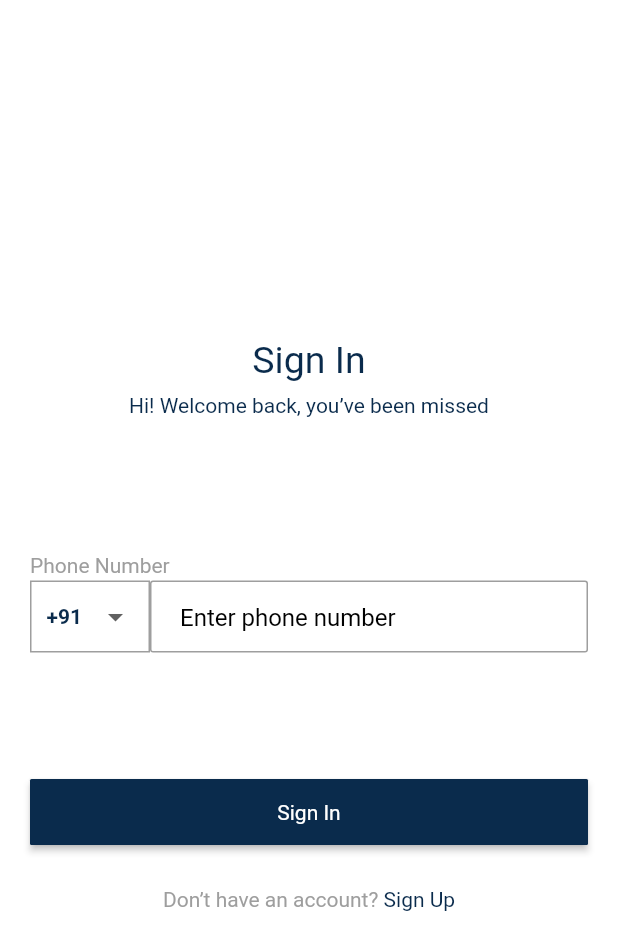
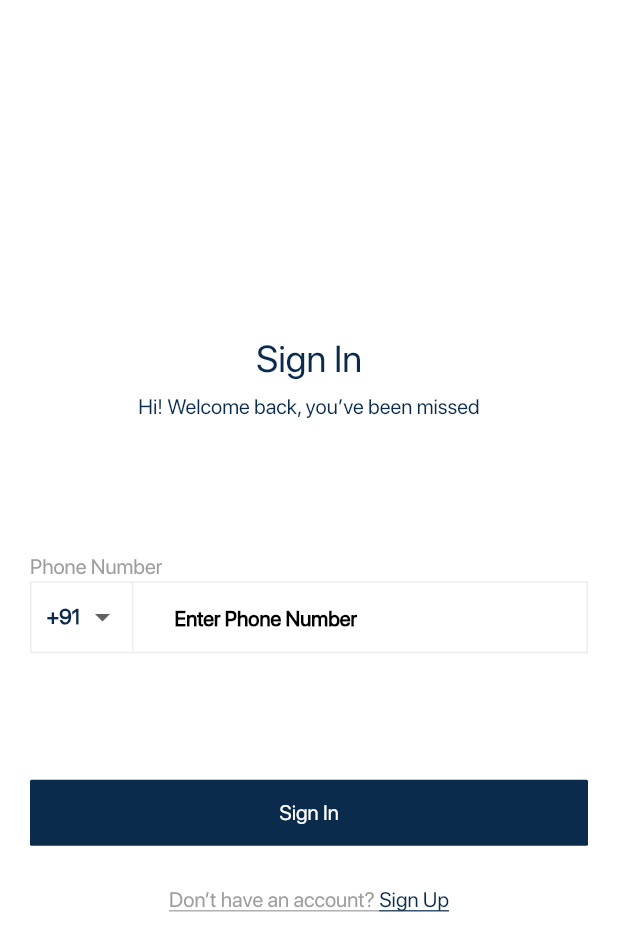
Before and after one commit to Rayarmohan/Taxi-Passinger-App, a Flutter app: the LoginScreen screen opened by its route, on a phone screen of 412 x 824 dp. Shown: the top 951 px of the screen. Run offline on Flutter 3.47's test engine with Material 3 defaults, Android fonts, the phone set to English and light mode, and no system bars; our stand-ins replace dotted_border, flutter_rating_bar, flutter_screenutil, flutter_svg, get.

Commit message:
ui-correction-bug-fix

```diff
--- a/lib/features/add_money/add_to_wallet.dart
+++ b/lib/features/add_money/add_to_wallet.dart
@@ -1,10 +1,9 @@
-import 'package:flutter/cupertino.dart';
 import 'package:flutter/material.dart';
-import 'package:flutter/widgets.dart';
+
 import 'package:flutter_screenutil/flutter_screenutil.dart';
 import 'package:taxi_passenger_app/features/add_money/enter_money_button.dart';
 import 'package:taxi_passenger_app/features/add_money/grid_view.dart';
-import 'package:taxi_passenger_app/features/add_money/money_button.dart';
+
 import 'package:taxi_passenger_app/utils/color/app_colors.dart';
 import 'package:taxi_passenger_app/widgets/custom_app_bar.dart';
 import 'package:taxi_passenger_app/widgets/custom_button.dart';
--- a/lib/features/login/login_screen.dart
+++ b/lib/features/login/login_screen.dart
@@ -1,6 +1,7 @@
 import 'package:flutter/material.dart';
 import 'package:flutter_screenutil/flutter_screenutil.dart';
 import 'package:get/get.dart';
+import 'package:taxi_passenger_app/features/login/widgets/country_code_field.dart';
 import 'package:taxi_passenger_app/utils/color/app_colors.dart';
 import 'package:taxi_passenger_app/utils/route/route_name.dart';
 import 'package:taxi_passenger_app/widgets/custom_button.dart';
@@ -45,41 +46,7 @@ class LoginScreen extends StatelessWidget {
                               .textTheme
                               .bodyMedium!
                               .copyWith(height: 1.7, color: AppColors.grey)),
-                      Row(
-                        children: [
-                          Obx(
-                            () => Container(
-                              height: 48,
-                              width: 80,
-                              padding: const EdgeInsets.all(10),
-                              decoration: BoxDecoration(
-                                  border: Border.all(
-                                      width: 1, color: AppColors.grey)),
-                              child: DropdownButtonHideUnderline(
-                                child: DropdownButton<String>(
-                                  value: controller.dropdownValue.value,
-                                  onChanged: (String? newValue) {
-                                    controller.setDropdownValue(newValue!);
-                                  },
-                                  items: <String>['+91', '+1', '+44']
-                                      .map((String value) {
-                                    return DropdownMenuItem<String>(
-                                      alignment: AlignmentDirectional.centerEnd,
-                                      value: value,
-                                      child: Text(value),
-                                    );
-                                  }).toList(),
-                                ),
-                              ),
-                            ),
-                          ),
-                          Expanded(
-                              child: CustomTextFieldInt(
-                            controller: controller.phoneController,
-                            hint: 'Enter phone number',
-                          )),
-                        ],
-                      ),
+                      const PhoneNumberField()
                     ],
                   ),
                   SizedBox(
@@ -103,11 +70,17 @@ class LoginScreen extends StatelessWidget {
                           style: Theme.of(context)
                               .textTheme
                               .bodyMedium!
-                              .copyWith(height: 1.7, color: AppColors.grey)),
+                              .copyWith(
+                                  decoration: TextDecoration.underline,
+                                  height: 1.7,
+                                  color: AppColors.grey)),
                       TextSpan(
                         text: "Sign Up",
                         style: Theme.of(context).textTheme.bodyMedium!.copyWith(
-                            height: 1.7, color: AppColors.primeryColor),
+                            decorationColor: AppColors.primeryColor,
+                            decoration: TextDecoration.underline,
+                            height: 1.7,
+                            color: AppColors.primeryColor),
                       ),
                     ])),
                   )
--- /dev/null
+++ b/lib/features/login/widgets/country_code_field.dart
@@ -0,0 +1,63 @@
+import 'package:flutter/material.dart';
+
+import 'package:get/get.dart';
+import 'package:taxi_passenger_app/features/login/login_controller.dart';
+import 'package:taxi_passenger_app/utils/color/app_colors.dart';
+
+class PhoneNumberField extends StatelessWidget {
+  const PhoneNumberField({
+    super.key,
+  });
+
+  @override
+  Widget build(BuildContext context) {
+    final LoginController controller = Get.find();
+    return Container(
+      height: 48,
+      decoration: BoxDecoration(
+        border: Border.all(color: AppColors.lightGrey),
+      ),
+      child: Row(
+        children: <Widget>[
+          Obx(
+            () => Padding(
+              padding: const EdgeInsets.fromLTRB(10, 10, 0, 10),
+              child: DropdownButtonHideUnderline(
+                child: DropdownButton<String>(
+                  value: controller.dropdownValue.value,
+                  onChanged: (String? newValue) {
+                    controller.setDropdownValue(newValue!);
+                  },
+                  items: <String>['+91', '+1', '+44'].map((String value) {
+                    return DropdownMenuItem<String>(
+                      value: value,
+                      child: Text(value),
+                    );
+                  }).toList(),
+                ),
+              ),
+            ),
+          ),
+          const VerticalDivider(
+            color: AppColors.lightGrey,
+            thickness: 1,
+          ),
+          Expanded(
+            child: TextField(
+              controller: controller.phoneController,
+              decoration: const InputDecoration(
+                  border: InputBorder.none,
+                  enabledBorder: InputBorder
+                      .none, // Ensures no border when enabled and not focused
+                  focusedBorder: InputBorder.none,
+                  disabledBorder: InputBorder.none,
+                  hintText: 'Enter Phone Number',
+                  hintStyle: TextStyle(color: AppColors.black)),
+              keyboardType: TextInputType.phone,
+            ),
+          ),
+        ],
+      ),
+    );
+  }
+}
--- a/lib/features/on_board/widgets/middle_screen.dart
+++ b/lib/features/on_board/widgets/middle_screen.dart
@@ -45,7 +45,7 @@ class MiddleScreen extends StatelessWidget {
                 boxFit: BoxFit.fitWidth,
               ),
               Text(
-                "Your ride, Your Rules",
+                "Your Ride, Your Rules",
                 style: Theme.of(context).textTheme.headlineMedium,
               )
             ],
--- a/lib/utils/color/app_colors.dart
+++ b/lib/utils/color/app_colors.dart
@@ -8,4 +8,5 @@ class AppColors {
   static const Color white = Color(0xffffffff);
   static const Color grey = Colors.grey;
   static const Color kGreen = Color(0xff0DC820);
+  static const Color lightGrey = Color(0xffEDEDED);
 }
--- a/lib/widgets/custom_button.dart
+++ b/lib/widgets/custom_button.dart
@@ -21,6 +21,7 @@ class CustomButton extends StatelessWidget {
   @override
   Widget build(BuildContext context) {
     return MaterialButton(
+      elevation: 0,
       onPressed: onPressed,
       minWidth: width ?? 1.sw,
       height: height ?? 50,
--- a/lib/widgets/custom_text_field.dart
+++ b/lib/widgets/custom_text_field.dart
@@ -1,4 +1,5 @@
 import 'package:flutter/material.dart';
+import 'package:taxi_passenger_app/utils/color/app_colors.dart';
 
 // ignore: must_be_immutable
 class CustomTextField extends StatelessWidget {
@@ -76,7 +77,7 @@ class CustomTextField extends StatelessWidget {
           fontSize: 16,
           fontWeight: FontWeight.w400,
           height: 1.275,
-          color: Colors.grey,
+          color: Colors.black,
         ),
       ),
     );
@@ -142,11 +143,11 @@ class CustomTextFieldInt extends StatelessWidget {
         enabled: true,
         enabledBorder: const OutlineInputBorder(
           borderRadius: BorderRadius.all(Radius.circular(2.0)),
-          borderSide: BorderSide(color: Colors.grey),
+          borderSide: BorderSide(color: AppColors.lightGrey),
         ),
         focusedBorder: const OutlineInputBorder(
           borderRadius: BorderRadius.all(Radius.circular(2.0)),
-          borderSide: BorderSide(color: Colors.grey),
+          borderSide: BorderSide(color: AppColors.lightGrey),
         ),
         errorBorder: const OutlineInputBorder(
           borderRadius: BorderRadius.all(Radius.circular(2.0)),
```
Also changed, not shown: pubspec.yaml (+6 -6 lines), assets/fonts/SF-Pro-Display-Regular.otf (added).
